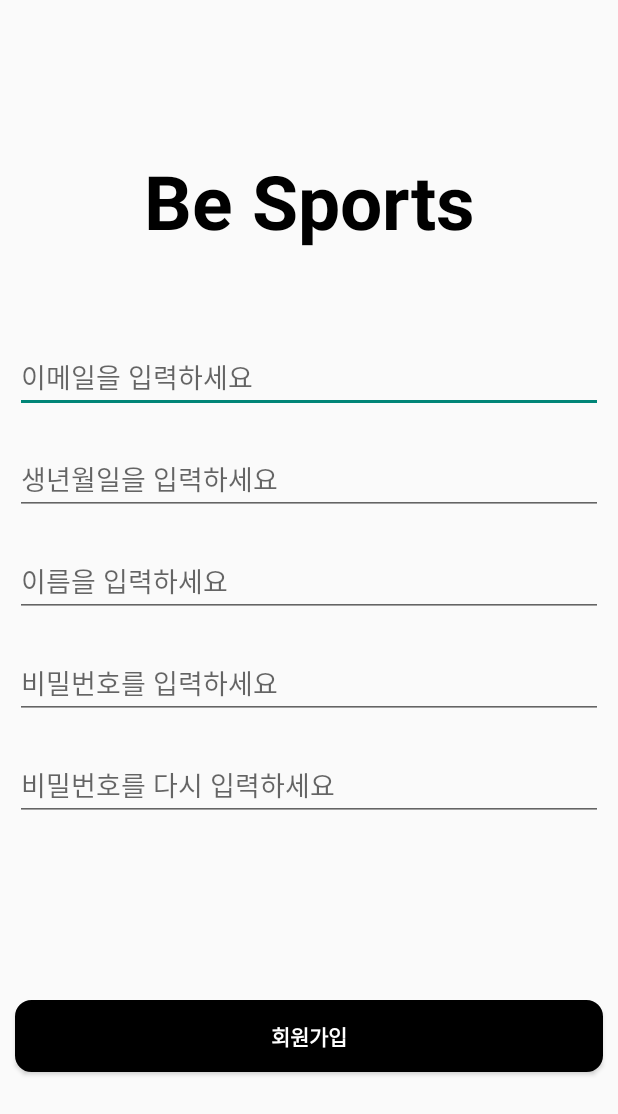
After one commit to sangyun5108/SmartHealthCare, an Android app: the JoinActivity screen opened directly, with no data from a screen before it, on a phone screen of 412 x 824 dp. The commit adds this screen. Shown: the top 1114 px of the screen. Run offline under Robolectric (Android 15) with nearby library versions, the phone set to English and light mode, and no system bars.

Commit message:
회원가입 페이지 구현

```diff
--- a/app/src/main/AndroidManifest.xml
+++ b/app/src/main/AndroidManifest.xml
@@ -14,6 +14,9 @@
         android:roundIcon="@mipmap/ic_launcher_round"
         android:supportsRtl="true"
         android:theme="@style/Theme.SmartHealthCare">
+        <activity
+            android:name=".JoinActivity"
+            android:exported="false" />
         <activity
             android:name=".auth.LoginActivity"
             android:exported="false" />
--- /dev/null
+++ b/app/src/main/java/com/sypark/smarthealthcare/JoinActivity.kt
@@ -0,0 +1,11 @@
+package com.sypark.smarthealthcare
+
+import androidx.appcompat.app.AppCompatActivity
+import android.os.Bundle
+
+class JoinActivity : AppCompatActivity() {
+    override fun onCreate(savedInstanceState: Bundle?) {
+        super.onCreate(savedInstanceState)
+        setContentView(R.layout.activity_join)
+    }
+}
--- a/app/src/main/java/com/sypark/smarthealthcare/auth/AuthActivity.kt
+++ b/app/src/main/java/com/sypark/smarthealthcare/auth/AuthActivity.kt
@@ -4,8 +4,9 @@ import android.content.Intent
 import androidx.appcompat.app.AppCompatActivity
 import android.os.Bundle
 import android.widget.TextView
+import com.sypark.smarthealthcare.JoinActivity
 import com.sypark.smarthealthcare.R
-import org.w3c.dom.Text
+
 
 class AuthActivity : AppCompatActivity() {
     override fun onCreate(savedInstanceState: Bundle?) {
@@ -13,10 +14,16 @@ class AuthActivity : AppCompatActivity() {
         setContentView(R.layout.activity_auth)
 
         val loginBtn = findViewById<TextView>(R.id.loginButton)
+        val JoinBtn = findViewById<TextView>(R.id.JoinButton)
 
         loginBtn.setOnClickListener {
             val intent = Intent(this,LoginActivity::class.java)
             startActivity(intent)
         }
+
+        JoinBtn.setOnClickListener {
+            val intent = Intent(this, JoinActivity::class.java)
+            startActivity(intent)
+        }
     }
 }
--- a/app/src/main/res/layout/activity_auth.xml
+++ b/app/src/main/res/layout/activity_auth.xml
@@ -37,6 +37,7 @@
         android:orientation="horizontal">
 
         <TextView
+            android:id="@+id/JoinButton"
             android:layout_width="wrap_content"
             android:layout_height="70dp"
             android:layout_weight="1"
--- /dev/null
+++ b/app/src/main/res/layout/activity_join.xml
@@ -0,0 +1,88 @@
+<?xml version="1.0" encoding="utf-8"?>
+<androidx.constraintlayout.widget.ConstraintLayout xmlns:android="http://schemas.android.com/apk/res/android"
+    xmlns:app="http://schemas.android.com/apk/res-auto"
+    xmlns:tools="http://schemas.android.com/tools"
+    android:layout_width="match_parent"
+    android:layout_height="match_parent"
+    tools:context=".JoinActivity">
+
+    <TextView
+        android:id="@+id/textView7"
+        android:layout_width="match_parent"
+        android:layout_height="wrap_content"
+        android:gravity="center"
+        android:text="Be Sports"
+        android:textColor="@color/black"
+        android:textSize="50sp"
+        android:textStyle="bold"
+        android:layout_marginTop="100dp"
+        app:layout_constraintEnd_toEndOf="parent"
+        app:layout_constraintStart_toStartOf="parent"
+        app:layout_constraintTop_toTopOf="parent" />
+
+    <LinearLayout
+        android:id="@+id/linearLayout2"
+        android:layout_width="match_parent"
+        android:layout_height="wrap_content"
+        android:layout_marginTop="50dp"
+        android:orientation="vertical"
+        app:layout_constraintTop_toBottomOf="@+id/textView7">
+
+        <EditText
+            android:id="@+id/editText3"
+            android:layout_width="match_parent"
+            android:layout_height="wrap_content"
+            android:layout_margin="10dp"
+            android:hint="이메일을 입력하세요"
+            app:layout_constraintTop_toBottomOf="@+id/textView7" />
+
+        <EditText
+            android:id="@+id/editText4"
+            android:layout_width="match_parent"
+            android:layout_height="wrap_content"
+            android:layout_margin="10dp"
+            android:hint="생년월일을 입력하세요"
+            app:layout_constraintTop_toBottomOf="@+id/editText3" />
+
+        <EditText
+            android:id="@+id/editText5"
+            android:layout_width="match_parent"
+            android:layout_height="wrap_content"
+            android:layout_margin="10dp"
+            android:hint="이름을 입력하세요"
+            app:layout_constraintTop_toBottomOf="@+id/editText4"
+            tools:layout_editor_absoluteX="10dp" />
+
+        <EditText
+            android:id="@+id/editText6"
+            android:layout_width="match_parent"
+            android:layout_height="wrap_content"
+            android:layout_margin="10dp"
+            android:hint="비밀번호를 입력하세요"
+            app:layout_constraintTop_toBottomOf="@+id/editText4"
+            tools:layout_editor_absoluteX="10dp" />
+
+        <EditText
+            android:id="@+id/editText7"
+            android:layout_width="match_parent"
+            android:layout_height="wrap_content"
+            android:layout_margin="10dp"
+            android:hint="비밀번호를 다시 입력하세요"
+            app:layout_constraintTop_toBottomOf="@+id/editText4"
+            tools:layout_editor_absoluteX="10dp" />
+    </LinearLayout>
+
+    <Button
+        android:layout_width="match_parent"
+        android:layout_height="wrap_content"
+        android:layout_margin="10dp"
+        android:background="@drawable/radius_button_black"
+        android:text="회원가입"
+        android:textColor="@color/white"
+        android:textStyle="bold"
+        app:layout_constraintBottom_toBottomOf="parent"
+        app:layout_constraintTop_toBottomOf="@+id/linearLayout2"
+        tools:layout_editor_absoluteX="10dp" />
+
+
+</androidx.constraintlayout.widget.ConstraintLayout>
--- a/app/src/main/res/layout/activity_login.xml
+++ b/app/src/main/res/layout/activity_login.xml
@@ -75,13 +75,4 @@
         app:layout_constraintTop_toBottomOf="@+id/linearLayout"
         tools:layout_editor_absoluteX="10dp" />
 
-    <TextView
-        android:layout_marginTop="20dp"
-        android:layout_width="match_parent"
-        android:layout_height="wrap_content"
-        android:textColor="@color/black"
-        android:gravity="center"
-        android:text="회원가입하러가기"
-        app:layout_constraintTop_toBottomOf="@+id/button" />
-
 </androidx.constraintlayout.widget.ConstraintLayout>
```
